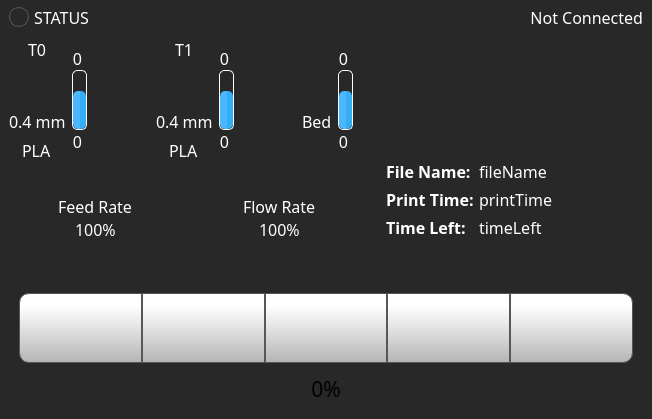
Qt form octoprint_ControlCenter/ui/home_screen/home_screen.ui (FracktalWorks/ControlCenter) before a commit.
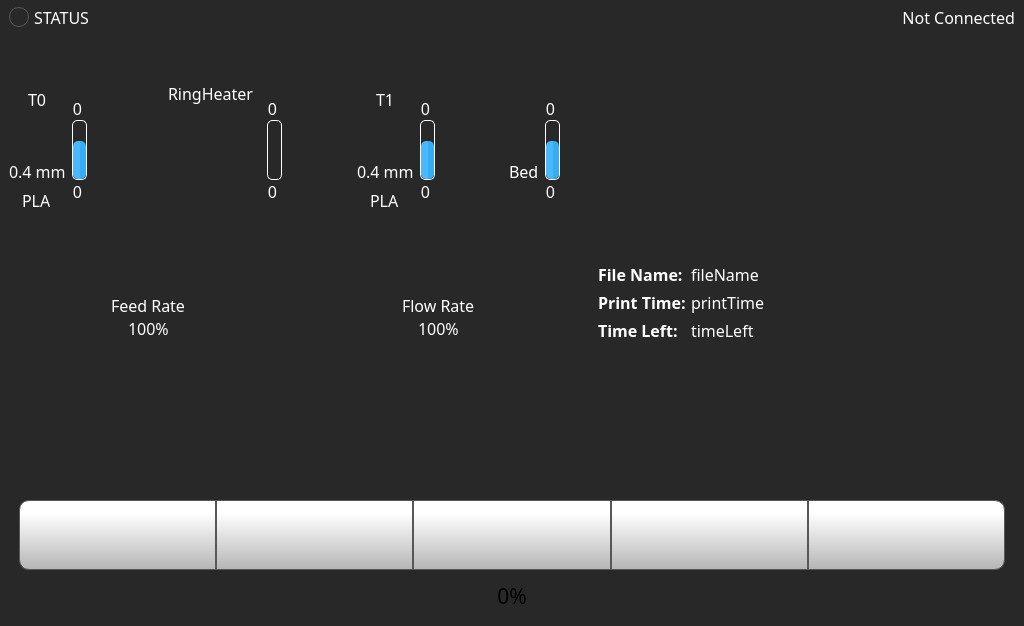
The same form after that commit. Icons and pictures are not drawn.

The edit to the form file:
```diff
--- a/octoprint_ControlCenter/ui/home_screen/home_screen.ui
+++ b/octoprint_ControlCenter/ui/home_screen/home_screen.ui
@@ -6,8 +6,8 @@
    <rect>
     <x>0</x>
     <y>0</y>
-    <width>652</width>
-    <height>419</height>
+    <width>1024</width>
+    <height>626</height>
    </rect>
   </property>
   <property name="windowTitle">
@@ -141,7 +141,6 @@
         <font>
          <family>Montserrat</family>
          <pointsize>12</pointsize>
-         <weight>50</weight>
          <bold>false</bold>
          <underline>false</underline>
          <strikeout>false</strikeout>
@@ -297,15 +296,14 @@
                  </property>
                  <property name="maximumSize">
                   <size>
-                   <width>50</width>
-                   <height>50</height>
+                   <width>70</width>
+                   <height>70</height>
                   </size>
                  </property>
                  <property name="font">
                   <font>
                    <family>Gotham</family>
                    <pointsize>16</pointsize>
-                   <weight>50</weight>
                    <bold>false</bold>
                    <underline>false</underline>
                    <strikeout>false</strikeout>
@@ -387,7 +385,6 @@
                   <font>
                    <family>Montserrat</family>
                    <pointsize>12</pointsize>
-                   <weight>50</weight>
                    <bold>false</bold>
                    <underline>false</underline>
                    <strikeout>false</strikeout>
@@ -464,7 +461,251 @@
                   <font>
                    <family>Montserrat</family>
                    <pointsize>12</pointsize>
-                   <weight>50</weight>
+                   <bold>false</bold>
+                   <underline>false</underline>
+                   <strikeout>false</strikeout>
+                  </font>
+                 </property>
+                 <property name="styleSheet">
+                  <string notr="true">
+   color:  white;
+background-color: rgba(0, 0, 0, 0);</string>
+                 </property>
+                 <property name="text">
+                  <string>0</string>
+                 </property>
+                 <property name="alignment">
+                  <set>Qt::AlignRight|Qt::AlignTrailing|Qt::AlignVCenter</set>
+                 </property>
+                </widget>
+               </item>
+              </layout>
+             </item>
+            </layout>
+           </item>
+           <item alignment="Qt::AlignHCenter">
+            <widget class="Line" name="heaterRingSeparationLine">
+             <property name="minimumSize">
+              <size>
+               <width>1</width>
+               <height>2</height>
+              </size>
+             </property>
+             <property name="maximumSize">
+              <size>
+               <width>1</width>
+               <height>60</height>
+              </size>
+             </property>
+             <property name="contextMenuPolicy">
+              <enum>Qt::NoContextMenu</enum>
+             </property>
+             <property name="styleSheet">
+              <string notr="true">background-color: rgb(40, 40, 40);</string>
+             </property>
+             <property name="frameShadow">
+              <enum>QFrame::Sunken</enum>
+             </property>
+             <property name="lineWidth">
+              <number>1</number>
+             </property>
+             <property name="orientation">
+              <enum>Qt::Vertical</enum>
+             </property>
+            </widget>
+           </item>
+           <item>
+            <layout class="QHBoxLayout" name="heaterRingLayout">
+             <property name="spacing">
+              <number>6</number>
+             </property>
+             <property name="rightMargin">
+              <number>10</number>
+             </property>
+             <item>
+              <layout class="QVBoxLayout" name="heaterRingVerticalLayout">
+               <item>
+                <spacer name="heaterRingVerticalSpacer1">
+                 <property name="orientation">
+                  <enum>Qt::Vertical</enum>
+                 </property>
+                 <property name="sizeHint" stdset="0">
+                  <size>
+                   <width>0</width>
+                   <height>0</height>
+                  </size>
+                 </property>
+                </spacer>
+               </item>
+               <item alignment="Qt::AlignHCenter">
+                <widget class="QLabel" name="heaterRingTextLabel">
+                 <property name="font">
+                  <font>
+                   <family>Montserrat</family>
+                   <pointsize>12</pointsize>
+                  </font>
+                 </property>
+                 <property name="styleSheet">
+                  <string notr="true">
+color: White;
+background-color: rgb(255, 255, 255,0);</string>
+                 </property>
+                 <property name="text">
+                  <string>RingHeater</string>
+                 </property>
+                </widget>
+               </item>
+               <item alignment="Qt::AlignHCenter|Qt::AlignVCenter">
+                <widget class="QLabel" name="heaterRingLabel">
+                 <property name="minimumSize">
+                  <size>
+                   <width>100</width>
+                   <height>100</height>
+                  </size>
+                 </property>
+                 <property name="maximumSize">
+                  <size>
+                   <width>100</width>
+                   <height>100</height>
+                  </size>
+                 </property>
+                 <property name="sizeIncrement">
+                  <size>
+                   <width>0</width>
+                   <height>0</height>
+                  </size>
+                 </property>
+                 <property name="baseSize">
+                  <size>
+                   <width>0</width>
+                   <height>0</height>
+                  </size>
+                 </property>
+                 <property name="font">
+                  <font>
+                   <family>Gotham</family>
+                   <pointsize>16</pointsize>
+                   <bold>false</bold>
+                   <underline>false</underline>
+                   <strikeout>false</strikeout>
+                  </font>
+                 </property>
+                 <property name="styleSheet">
+                  <string notr="true">margin : 4px</string>
+                 </property>
+                 <property name="text">
+                  <string/>
+                 </property>
+                 <property name="pixmap">
+                  <pixmap resource="../resources/resource.qrc">:/Logos &amp; Branding/img/icons/heaterRing.png</pixmap>
+                 </property>
+                 <property name="scaledContents">
+                  <bool>true</bool>
+                 </property>
+                </widget>
+               </item>
+               <item>
+                <spacer name="heaterRingVerticalSpacer2">
+                 <property name="orientation">
+                  <enum>Qt::Vertical</enum>
+                 </property>
+                 <property name="sizeHint" stdset="0">
+                  <size>
+                   <width>0</width>
+                   <height>50</height>
+                  </size>
+                 </property>
+                </spacer>
+               </item>
+              </layout>
+             </item>
+             <item>
+              <layout class="QVBoxLayout" name="heaterRingTempVerticalLayout">
+               <property name="spacing">
+                <number>0</number>
+               </property>
+               <item alignment="Qt::AlignLeft|Qt::AlignBottom">
+                <widget class="QLabel" name="heaterRingTargetTemperature">
+                 <property name="font">
+                  <font>
+                   <family>Montserrat</family>
+                   <pointsize>12</pointsize>
+                   <bold>false</bold>
+                   <underline>false</underline>
+                   <strikeout>false</strikeout>
+                  </font>
+                 </property>
+                 <property name="styleSheet">
+                  <string notr="true">
+   color:  white;
+background-color: rgba(255, 255, 255, 0);</string>
+                 </property>
+                 <property name="text">
+                  <string>0</string>
+                 </property>
+                 <property name="alignment">
+                  <set>Qt::AlignRight|Qt::AlignTrailing|Qt::AlignVCenter</set>
+                 </property>
+                </widget>
+               </item>
+               <item alignment="Qt::AlignLeft">
+                <widget class="QProgressBar" name="heaterRingTempBar">
+                 <property name="minimumSize">
+                  <size>
+                   <width>15</width>
+                   <height>30</height>
+                  </size>
+                 </property>
+                 <property name="maximumSize">
+                  <size>
+                   <width>15</width>
+                   <height>60</height>
+                  </size>
+                 </property>
+                 <property name="font">
+                  <font>
+                   <family>Gotham</family>
+                   <pointsize>16</pointsize>
+                  </font>
+                 </property>
+                 <property name="styleSheet">
+                  <string notr="true">QProgressBar::chunk {
+    border-radius: 5px;
+	background-color: qlineargradient(spread:pad, x1:0.517, y1:0, x2:0.522, y2:0, stop:0.0336134 rgba(255, 140, 74, 255), stop:1 rgba(242, 100, 53, 255));
+}
+
+QProgressBar {
+    border: 1px solid white;
+    border-radius: 5px;
+}
+</string>
+                 </property>
+                 <property name="maximum">
+                  <number>300</number>
+                 </property>
+                 <property name="value">
+                  <number>0</number>
+                 </property>
+                 <property name="alignment">
+                  <set>Qt::AlignCenter</set>
+                 </property>
+                 <property name="textVisible">
+                  <bool>false</bool>
+                 </property>
+                 <property name="orientation">
+                  <enum>Qt::Vertical</enum>
+                 </property>
+                 <property name="format">
+                  <string>%v</string>
+                 </property>
+                </widget>
+               </item>
+               <item alignment="Qt::AlignLeft|Qt::AlignTop">
+                <widget class="QLabel" name="heaterRingActualTemperature">
+                 <property name="font">
+                  <font>
+                   <family>Montserrat</family>
+                   <pointsize>12</pointsize>
                    <bold>false</bold>
                    <underline>false</underline>
                    <strikeout>false</strikeout>
@@ -569,15 +810,14 @@
                  </property>
                  <property name="maximumSize">
                   <size>
-                   <width>50</width>
-                   <height>50</height>
+                   <width>70</width>
+                   <height>70</height>
                   </size>
                  </property>
                  <property name="font">
                   <font>
                    <family>Gotham</family>
                    <pointsize>16</pointsize>
-                   <weight>50</weight>
                    <bold>false</bold>
                    <underline>false</underline>
                    <strikeout>false</strikeout>
@@ -659,7 +899,6 @@
                   <font>
                    <family>Montserrat</family>
                    <pointsize>12</pointsize>
-                   <weight>50</weight>
                    <bold>false</bold>
                    <underline>false</underline>
                    <strikeout>false</strikeout>
@@ -736,7 +975,6 @@
                   <font>
                    <family>Montserrat</family>
                    <pointsize>12</pointsize>
-                   <weight>50</weight>
                    <bold>false</bold>
                    <underline>false</underline>
                    <strikeout>false</strikeout>
@@ -828,7 +1066,6 @@
                   <font>
                    <family>Gotham</family>
                    <pointsize>16</pointsize>
-                   <weight>50</weight>
                    <bold>false</bold>
                    <underline>false</underline>
                    <strikeout>false</strikeout>
@@ -892,7 +1129,6 @@
                   <font>
                    <family>Montserrat</family>
                    <pointsize>12</pointsize>
-                   <weight>50</weight>
                    <bold>false</bold>
                    <underline>false</underline>
                    <strikeout>false</strikeout>
@@ -969,7 +1205,6 @@
                   <font>
                    <family>Montserrat</family>
                    <pointsize>12</pointsize>
-                   <weight>50</weight>
                    <bold>false</bold>
                    <underline>false</underline>
                    <strikeout>false</strikeout>
@@ -1019,7 +1254,6 @@
                 <font>
                  <family>Gotham</family>
                  <pointsize>16</pointsize>
-                 <weight>50</weight>
                  <bold>false</bold>
                  <underline>false</underline>
                  <strikeout>false</strikeout>
@@ -1141,7 +1375,6 @@
                 <font>
                  <family>Gotham</family>
                  <pointsize>16</pointsize>
-                 <weight>50</weight>
                  <bold>false</bold>
                  <underline>false</underline>
                  <strikeout>false</strikeout>
@@ -1219,6 +1452,9 @@
       </item>
       <item>
        <widget class="QFrame" name="PrintPreviewFrame">
+        <property name="enabled">
+         <bool>true</bool>
+        </property>
         <property name="styleSheet">
          <string notr="true">QFrame {
     border: none;
@@ -1311,7 +1547,6 @@
               <font>
                <family>Montserrat</family>
                <pointsize>12</pointsize>
-               <weight>75</weight>
                <bold>true</bold>
                <kerning>false</kerning>
               </font>
@@ -1353,7 +1588,6 @@
               <font>
                <family>Montserrat</family>
                <pointsize>12</pointsize>
-               <weight>75</weight>
                <bold>true</bold>
                <kerning>false</kerning>
               </font>
@@ -1389,7 +1623,6 @@
               <font>
                <family>Montserrat</family>
                <pointsize>12</pointsize>
-               <weight>75</weight>
                <bold>true</bold>
                <kerning>false</kerning>
               </font>
@@ -1865,7 +2098,6 @@
          <font>
           <family>Gotham</family>
           <pointsize>16</pointsize>
-          <weight>50</weight>
           <italic>false</italic>
           <bold>false</bold>
           <stylestrategy>PreferAntialias</stylestrategy>
```
Left out of the diff: 2 changed lines with no effect on the pictures.
